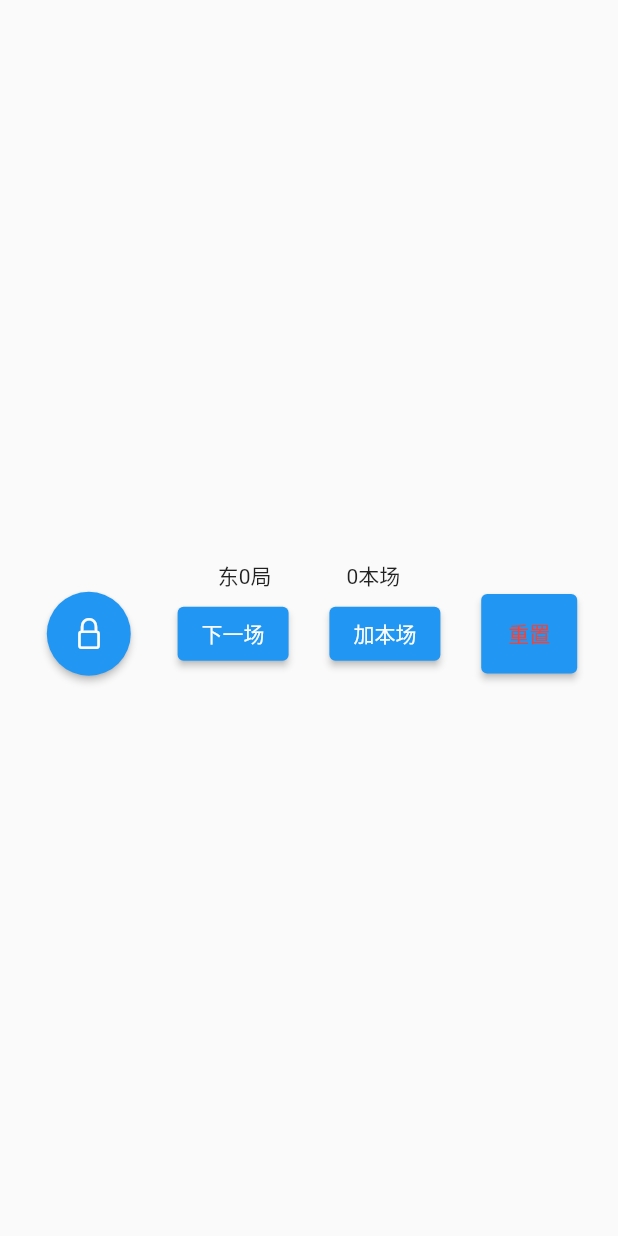
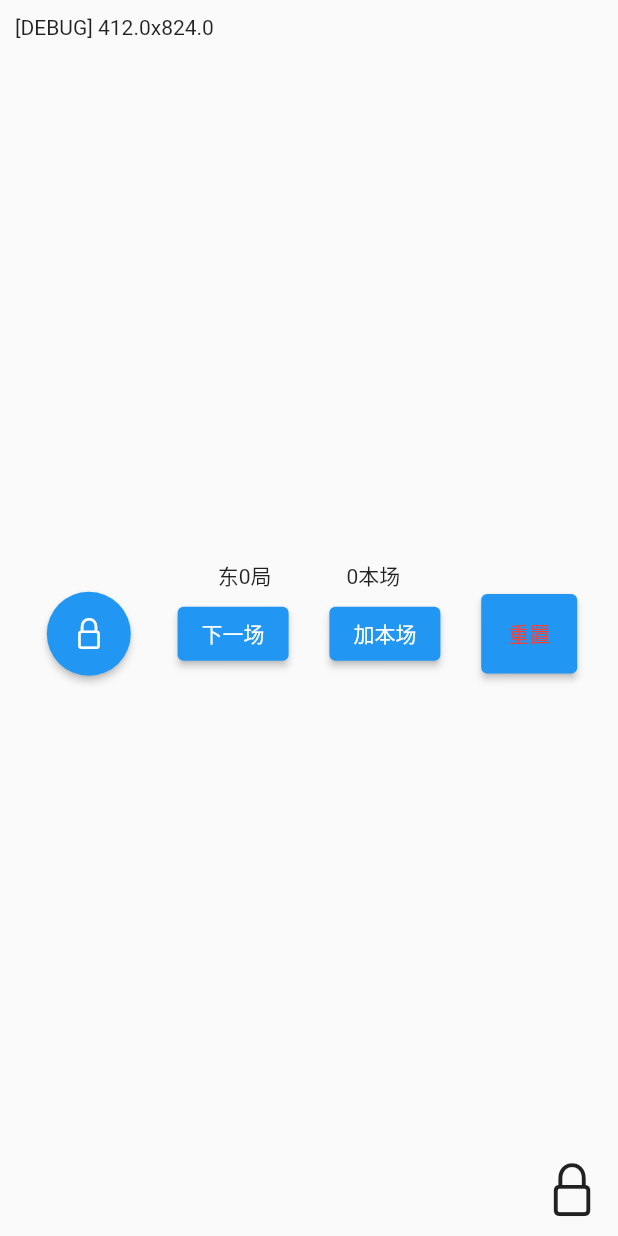
Before and after one commit to Ex-Studio/OfflineMahjongIndicator, a Flutter app: the screen it shows after launch, on a phone screen of 412 x 824 dp. Run offline on Flutter 3.47's test engine with Material 2 defaults, Android fonts, the phone set to English and light mode, and no system bars.

Commit message:
add floating button; add screen size

```diff
--- /dev/null
+++ b/lib/extension.dart
@@ -0,0 +1,17 @@
+import 'dart:math';
+
+import 'package:flutter/material.dart';
+
+class Extension {
+  static double screenWidth(BuildContext context) {
+    return MediaQuery.of(context).size.width;
+  }
+
+  static double screenHeight(BuildContext context) {
+    return MediaQuery.of(context).size.height;
+  }
+
+  static double screenLengthShorter(BuildContext context) {
+    return min(Extension.screenWidth(context), Extension.screenHeight(context));
+  }
+}
--- a/lib/main.dart
+++ b/lib/main.dart
@@ -1,5 +1,7 @@
 import 'package:flutter/cupertino.dart';
 import 'package:flutter/material.dart';
+import 'package:playground221107/extension.dart';
+import 'extension.dart';
 
 void main() {
   runApp(
@@ -18,7 +20,33 @@ class ContextView extends StatelessWidget {
   @override
   Widget build(BuildContext context) {
     return Center(
-      child: MyView(),
+      child: HomePage(),
+    );
+  }
+}
+
+class HomePage extends StatelessWidget {
+  const HomePage({super.key});
+
+  @override
+  Widget build(BuildContext context) {
+    return Stack(
+      children: [
+        MyView(),
+        Positioned(
+          bottom: 10.0,
+          right: 10.0,
+          child: Icon(
+            CupertinoIcons.lock,
+            size: Extension.screenLengthShorter(context) * 0.1,
+          ),
+        ),
+        Positioned(
+            left: 10.0,
+            top: 10.0,
+            child: Text(
+                "[DEBUG] ${Extension.screenWidth(context)}x${Extension.screenHeight(context)}"))
+      ],
     );
   }
 }
```
Also changed, not shown: 1 other file.
